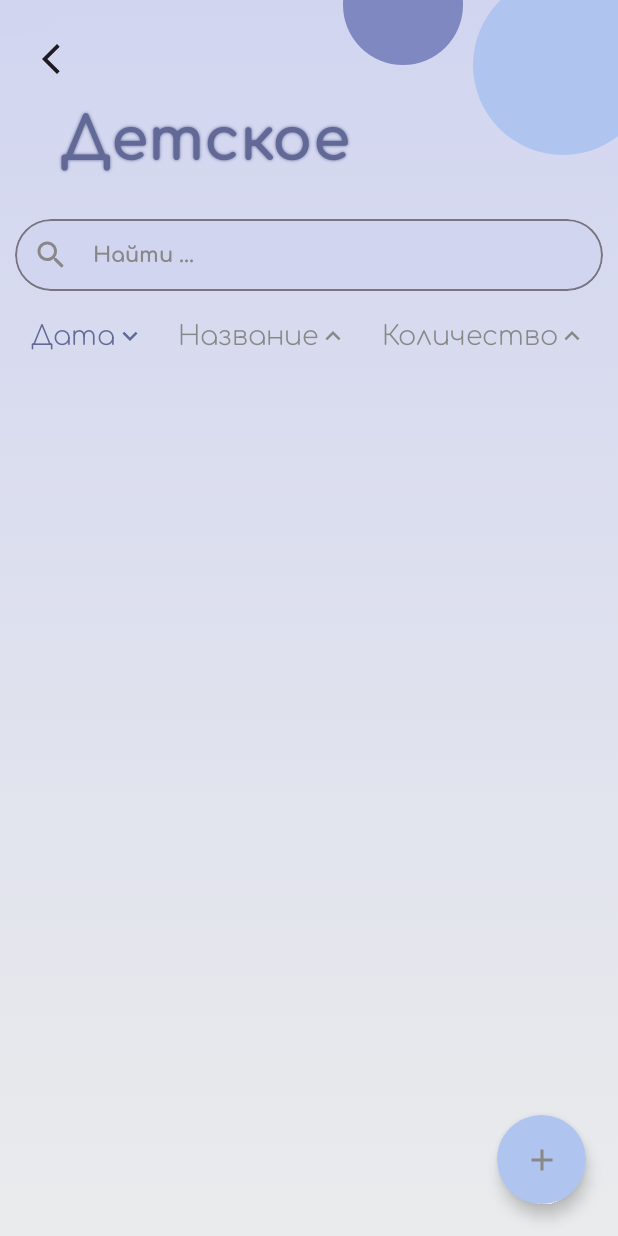
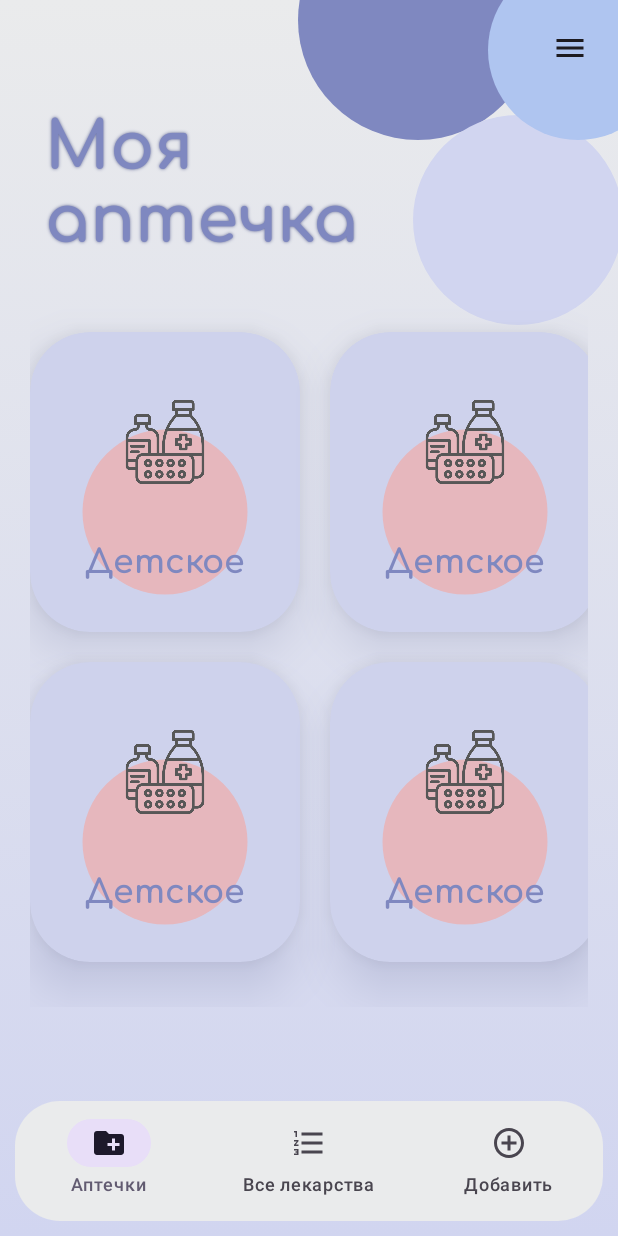
Before and after one commit to pXenia/HomeMedicalKit, an Android app built with Jetpack Compose: the screen it shows after launch (MainActivity), on a phone screen of 412 x 824 dp. Run offline under Robolectric (Android 15) with nearby library versions, the phone set to English and light mode, and no system bars; our stand-ins replace Dagger/Hilt's generated code.

Commit message:
Add KitsScreen in App

```diff
--- a/app/src/main/java/com/example/homemedicalkit/MainActivity.kt
+++ b/app/src/main/java/com/example/homemedicalkit/MainActivity.kt
@@ -9,6 +9,7 @@ import androidx.navigation.compose.NavHost
 import androidx.navigation.compose.composable
 import androidx.navigation.compose.rememberNavController
 import androidx.navigation.navArgument
+import com.example.homemedicalkit.ui.KitsScreen
 import com.example.homemedicalkit.ui.MedicineCard
 import com.example.homemedicalkit.ui.MedicinesList
 import com.example.homemedicalkit.ui.Screen
@@ -22,8 +23,11 @@ class MainActivity : ComponentActivity() {
             val navController = rememberNavController()
             NavHost(
                 navController = navController,
-                startDestination = Screen.MedicinesList.route
+                startDestination = Screen.KitsScreen.route
             ) {
+                composable(route = Screen.KitsScreen.route) {
+                    KitsScreen(navController = navController)
+                }
                 composable(route = Screen.MedicinesList.route) {
                     MedicinesList(navController = navController)
                 }
--- /dev/null
+++ b/app/src/main/java/com/example/homemedicalkit/ViewModel/KitsViewModel.kt
@@ -0,0 +1,4 @@
+package com.example.homemedicalkit.ViewModel
+
+class KitsViewModel {
+}
--- a/app/src/main/java/com/example/homemedicalkit/ui/KitsScreen.kt
+++ b/app/src/main/java/com/example/homemedicalkit/ui/KitsScreen.kt
@@ -5,6 +5,7 @@ import android.annotation.SuppressLint
 import androidx.compose.foundation.Canvas
 import androidx.compose.foundation.Image
 import androidx.compose.foundation.background
+import androidx.compose.foundation.clickable
 import androidx.compose.foundation.layout.Arrangement
 import androidx.compose.foundation.layout.Column
 import androidx.compose.foundation.layout.Spacer
@@ -17,7 +18,9 @@ import androidx.compose.foundation.lazy.grid.GridCells
 import androidx.compose.foundation.lazy.grid.LazyHorizontalGrid
 import androidx.compose.foundation.shape.RoundedCornerShape
 import androidx.compose.material.icons.Icons
-import androidx.compose.material.icons.filled.Add
+import androidx.compose.material.icons.filled.AddCircleOutline
+import androidx.compose.material.icons.filled.CreateNewFolder
+import androidx.compose.material.icons.filled.FormatListNumbered
 import androidx.compose.material.icons.filled.Menu
 import androidx.compose.material3.Card
 import androidx.compose.material3.CardDefaults
@@ -42,25 +45,25 @@ import androidx.compose.ui.res.imageResource
 import androidx.compose.ui.text.TextStyle
 import androidx.compose.ui.text.font.FontWeight
 import androidx.compose.ui.text.style.TextAlign
-import androidx.compose.ui.tooling.preview.Preview
 import androidx.compose.ui.unit.dp
 import androidx.compose.ui.unit.sp
+import androidx.navigation.NavController
 import com.example.homemedicalkit.R
 import com.example.homemedicalkit.ui.theme.BlueAFC5F0
 import com.example.homemedicalkit.ui.theme.Comfortaa
+import com.example.homemedicalkit.ui.theme.DarkLavender100
 import com.example.homemedicalkit.ui.theme.DarkLavender200
-import com.example.homemedicalkit.ui.theme.DarkLavender100
 import com.example.homemedicalkit.ui.theme.LavenderC4C9F0
 import com.example.homemedicalkit.ui.theme.LavenderD1D5F0
 import com.example.homemedicalkit.ui.theme.Red80
 import com.example.homemedicalkit.ui.theme.WhiteEAEBEC
 
-@Preview
+
 @SuppressLint("UnusedMaterial3ScaffoldPaddingParameter")
 @Composable
-fun KitsScreen(){
+fun KitsScreen(navController: NavController){
     Scaffold(
-        bottomBar = { NavigationBarSample() },
+        bottomBar = { NavigationBarSample(navController) },
         content = {
             Column(
                 modifier = Modifier
@@ -99,11 +102,11 @@ fun KitsScreen(){
                         shadow = Shadow(DarkLavender200, blurRadius = 2f),
                         fontFamily = Comfortaa,
                         fontWeight = FontWeight.Bold,
-                        fontSize = 48.sp,
+                        fontSize = 44.sp,
                         color = DarkLavender100
                     )
                 )
-                Spacer(modifier = Modifier.height(70.dp))
+                Spacer(modifier = Modifier.height(30.dp))
                 LazyHorizontalGrid(
                     modifier = Modifier.padding(20.dp).height(420.dp),
                     horizontalArrangement = Arrangement.spacedBy(20.dp),
@@ -111,37 +114,56 @@ fun KitsScreen(){
                     rows = GridCells.Adaptive(160.dp),
                 ) {
                     items(5) { photo ->
-                        CardKit()
+                        CardKit(navController)
                     }
                 }
             }
         }
     )
 }
+
 @Composable
-fun NavigationBarSample() {
+fun NavigationBarSample(navController: NavController) {
     var selectedItem = remember { mutableIntStateOf(0) }
-    val items = listOf("Songs", "Artists", "Playlists")
-
     NavigationBar(
         modifier = Modifier
             .padding(10.dp)
-            .clip(RoundedCornerShape(30.dp))
+            .clip(RoundedCornerShape(30.dp)),
+        containerColor = WhiteEAEBEC,
     ) {
-        items.forEachIndexed { index, item ->
-            NavigationBarItem(
-                icon = { Icon(Icons.Filled.Add, "Add") },
-                label = { Text(item) },
-                selected = selectedItem.value == index,
-                onClick = { selectedItem.value = index }
-            )
-        }
+        NavigationBarItem(
+            icon = { Icon(Icons.Filled.CreateNewFolder, "New folder") },
+            label = { Text("Аптечки") },
+            selected = selectedItem.value == 0,
+            onClick = {
+                selectedItem.value = 0
+                navController.navigate(Screen.KitsScreen.route) },
+        )
+        NavigationBarItem(
+            icon = { Icon(Icons.Filled.FormatListNumbered, "New folder") },
+            label = { Text("Все лекарства") },
+            selected = selectedItem.value == 1,
+            onClick = {
+                selectedItem.value = 1
+                navController.navigate(Screen.MedicinesList.route)}
+        )
+        NavigationBarItem(
+            icon = { Icon(Icons.Filled.AddCircleOutline, "New folder") },
+            label = { Text("Добавить") },
+            selected = selectedItem.value == 2,
+            onClick = {
+                selectedItem.value = 2
+                navController.navigate(
+                Screen.MedicineCard.route + "?medicineId=${-1}"
+            )}
+        )
+
     }
 }
 
 
 @Composable
-fun CardKit(){
+fun CardKit(navController : NavController){
     Card(
         colors = CardDefaults.cardColors(
             containerColor = LavenderC4C9F0
@@ -155,6 +177,7 @@ fun CardKit(){
             .height(200.dp)
             .width(180.dp)
             .clip(RoundedCornerShape(40.dp))
+            .clickable { navController.navigate(Screen.MedicinesList.route) }
     ) {
         Column(
             modifier = Modifier
--- a/app/src/main/java/com/example/homemedicalkit/ui/Screen.kt
+++ b/app/src/main/java/com/example/homemedicalkit/ui/Screen.kt
@@ -1,6 +1,7 @@
 package com.example.homemedicalkit.ui
 
 sealed class Screen(val route: String) {
-    object MedicinesList: Screen("medical_list")
-    object MedicineCard: Screen("add_edit_medicine_screen")
+    object MedicinesList: Screen("medicines_list")
+    object MedicineCard: Screen("medicine_card")
+    object KitsScreen: Screen("kits_screen")
 }
```
Also changed, not shown: app/src/main/java/com/example/homemedicalkit/ui/KitDialog.kt (added, +78 -0 lines), app/src/main/java/com/example/homemedicalkit/ui/MedicineCard.kt (+8 -7 lines), app/src/main/java/com/example/homemedicalkit/ui/MedicinesList.kt (+11 -13 lines).
